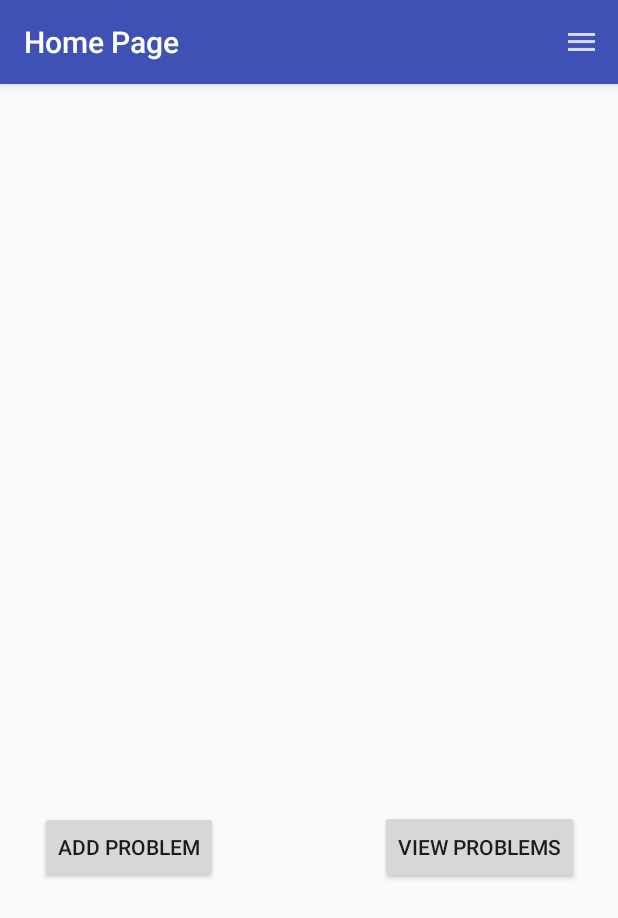
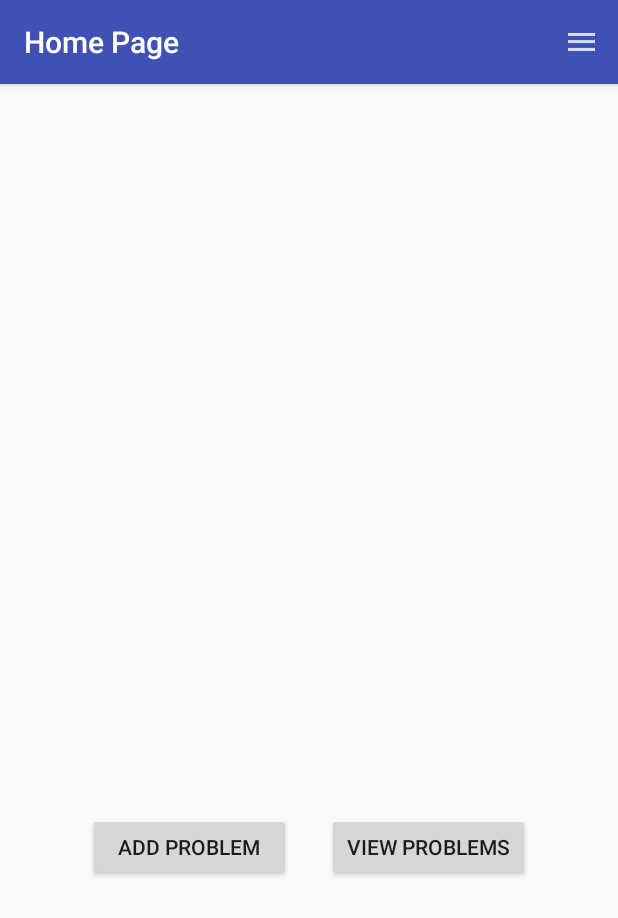
Before and after one commit to CMPUT301F18T23/Symptomatic, an Android app: the MainActivity screen opened directly, with no data from a screen before it, on a phone screen of 412 x 824 dp. Shown: the top 918 px of the screen. Run offline under Robolectric (Android 15) with nearby library versions, the light colour scheme and no system bars; our stand-ins replace Firebase (no records; nobody signed in at launch, a user with empty details on screens opened directly).

```diff
--- a/SymptomaticApp/app/src/main/res/layout/activity_main.xml
+++ b/SymptomaticApp/app/src/main/res/layout/activity_main.xml
@@ -36,13 +36,13 @@
 
     <Button
         android:id="@+id/AddProblemButton"
-        android:layout_width="wrap_content"
-        android:layout_height="wrap_content"
+        android:layout_width="135dp"
+        android:layout_height="45dp"
         android:layout_marginStart="50dp"
         android:layout_marginLeft="50dp"
         android:layout_marginTop="300dp"
-        android:layout_marginEnd="100dp"
-        android:layout_marginRight="100dp"
+        android:layout_marginEnd="8dp"
+        android:layout_marginRight="8dp"
         android:layout_marginBottom="100dp"
         android:text="@string/add_problem"
         app:layout_constraintBottom_toBottomOf="parent"
@@ -52,8 +52,8 @@
 
     <Button
         android:id="@+id/ViewProblemsButton"
-        android:layout_width="wrap_content"
-        android:layout_height="49dp"
+        android:layout_width="135dp"
+        android:layout_height="45dp"
         android:layout_marginStart="8dp"
         android:layout_marginLeft="8dp"
         android:layout_marginTop="300dp"
--- a/SymptomaticApp/app/src/main/res/values/strings.xml
+++ b/SymptomaticApp/app/src/main/res/values/strings.xml
@@ -57,9 +57,9 @@
     <string name="home">Home</string>
     <string name="home_page">Home Page</string>
     <string name="view_problems3">View Problems</string>
-    <string name="enter_username2">Enter Username</string>
     <string name="username">Username</string>
     <string name="login">Login</string>
+    <string name="enter_username2">Enter Username:</string>
 
 
 </resources>
```
Also changed, not shown: SymptomaticApp/app/src/main/java/ca/ualberta/symptomaticapp/createAccount.java (+6 -4 lines).
